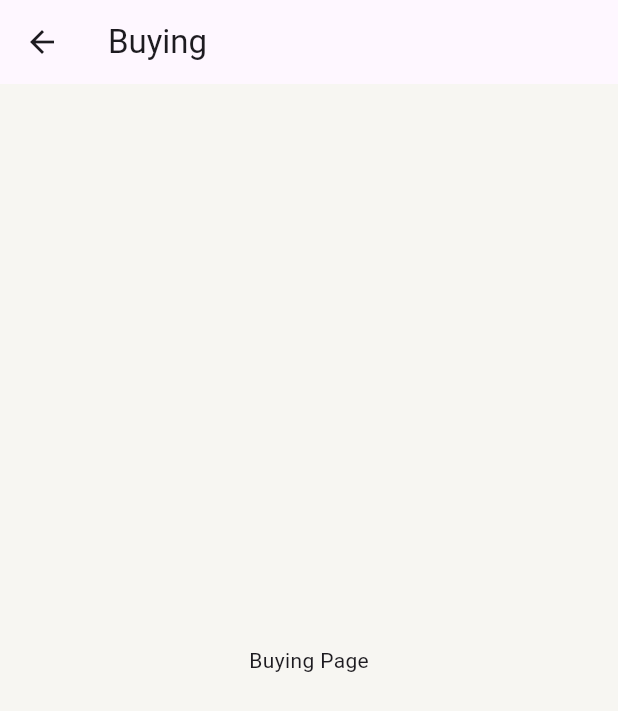
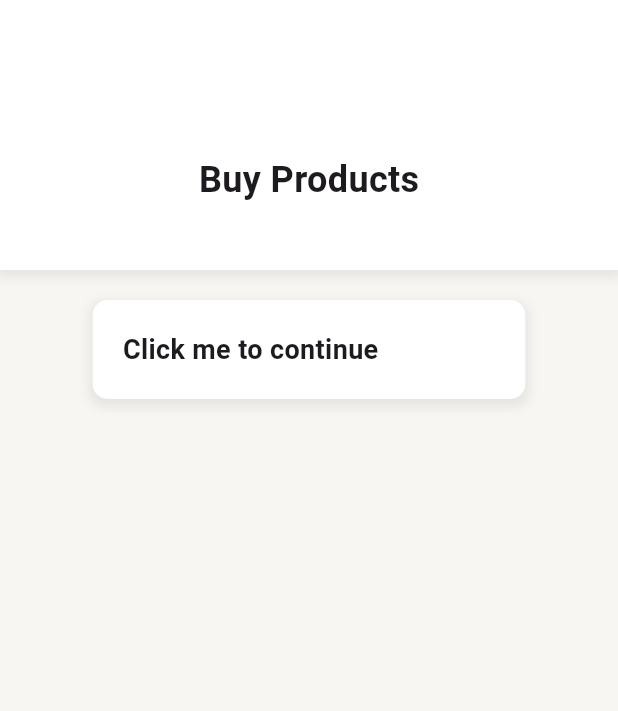
Before and after one commit to samahelmy/project1, a Flutter app: the Buying screen opened directly, on a phone screen of 412 x 824 dp. Shown: the top 711 px of the screen. Run offline on Flutter 3.47's test engine with Material 3 defaults, Android fonts, the phone set to English and light mode, and no system bars.

Commit message:
buying and sellres

```diff
--- a/project1/project1/lib/buying.dart
+++ b/project1/project1/lib/buying.dart
@@ -1,4 +1,5 @@
 import 'package:flutter/material.dart';
+import 'sellres.dart';
 
 class Buying extends StatelessWidget {
   const Buying({Key? key}) : super(key: key);
@@ -7,11 +8,71 @@ class Buying extends StatelessWidget {
   Widget build(BuildContext context) {
     return Scaffold(
       backgroundColor: const Color(0xFFF7F6F2),
-      appBar: AppBar(
-        title: const Text('Buying'),
-      ),
-      body: const Center(
-        child: Text('Buying Page'),
+      body: Column(
+        children: [
+          Container(
+            width: MediaQuery.of(context).size.width,
+            height: 180,  // Increased from 120
+            decoration: BoxDecoration(
+              color: Colors.white,
+              boxShadow: [
+                BoxShadow(
+                  color: Colors.grey.withOpacity(0.2),
+                  spreadRadius: 2,
+                  blurRadius: 5,
+                  offset: const Offset(0, 3),
+                ),
+              ],
+            ),
+            child: const Center(
+              child: Padding(
+                padding: EdgeInsets.only(top: 60),  // Increased from 40
+                child: Text(
+                  'Buy Products',
+                  style: TextStyle(
+                    fontSize: 24,
+                    fontWeight: FontWeight.bold,
+                  ),
+                ),
+              ),
+            ),
+          ),
+          const SizedBox(height: 20),
+          Padding(
+            padding: const EdgeInsets.symmetric(horizontal: 20),
+            child: InkWell(
+              onTap: () {
+                Navigator.push(
+                  context,
+                  MaterialPageRoute(builder: (context) => const SellRes()),
+                );
+              },
+              child: Container(
+                width: MediaQuery.of(context).size.width * 0.7,  // Changed from double.infinity to 70% of screen width
+                padding: const EdgeInsets.all(20),
+                decoration: BoxDecoration(
+                  color: Colors.white,
+                  borderRadius: BorderRadius.circular(10),
+                  boxShadow: [
+                    BoxShadow(
+                      color: Colors.grey.withOpacity(0.2),
+                      spreadRadius: 2,
+                      blurRadius: 5,
+                      offset: const Offset(0, 3),
+                    ),
+                  ],
+                ),
+                child: const Text(
+                  'Click me to continue',
+                  style: TextStyle(
+                    fontSize: 18,
+                    fontWeight: FontWeight.bold,
+                  ),
+                ),
+              ),
+            ),
+          ),
+        ],
       ),
     );
   }
```
Also changed, not shown: project1/project1/lib/sellres.dart (added, +122 -0 lines).
